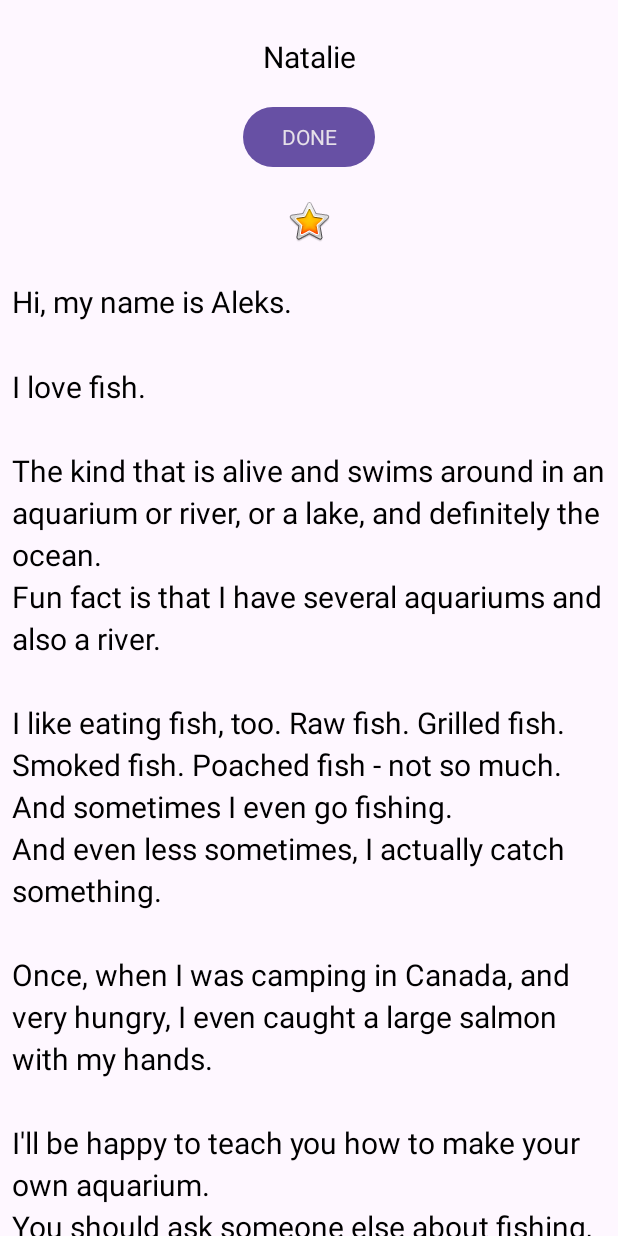
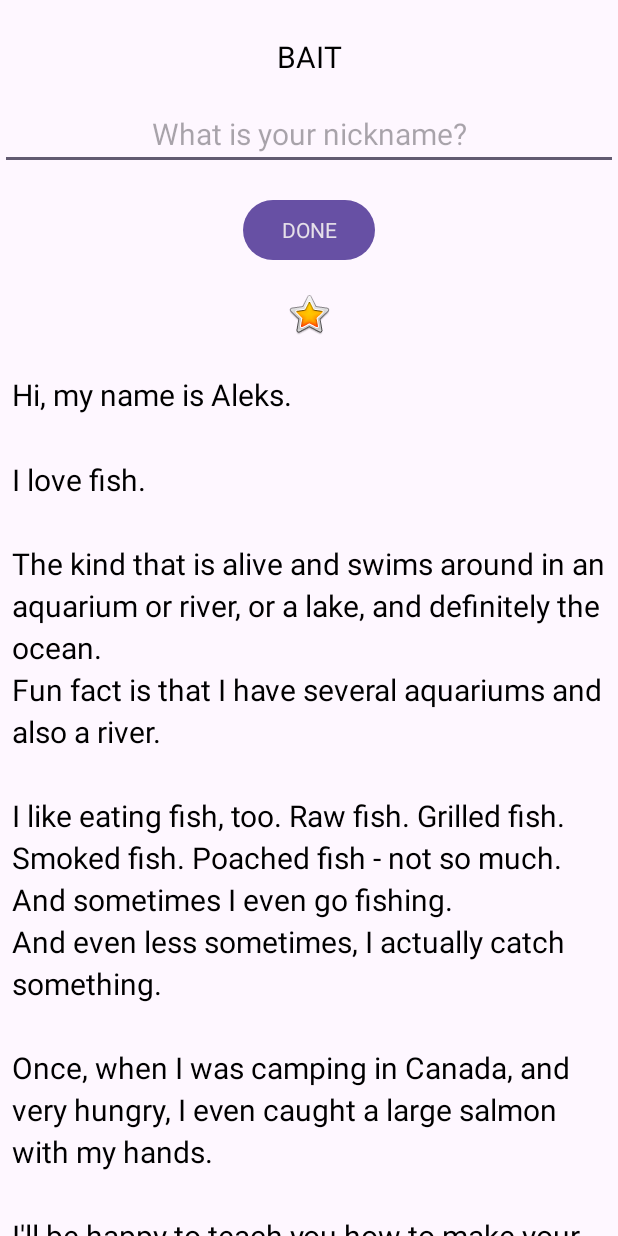
Before and after one commit to NatalieTanJieYin/Practical2, an Android app: the screen it shows after launch (MainActivity), after a tap on an icon or button, on a phone screen of 412 x 824 dp. Run offline under Robolectric (Android 15) with nearby library versions, the phone set to English and light mode, and no system bars; our stand-ins replace data binding; 1 other tap on this screen came first.

Commit message:
Initial commit

```diff
--- a/app/build.gradle
+++ b/app/build.gradle
@@ -30,6 +30,10 @@ android {
     kotlinOptions {
         jvmTarget = '1.8'
     }
+
+    buildFeatures{
+        dataBinding true
+    }
 }
 
 dependencies {
--- a/app/src/main/java/com/example/practical2/MainActivity.kt
+++ b/app/src/main/java/com/example/practical2/MainActivity.kt
@@ -3,44 +3,62 @@ package com.example.practical2
 import android.content.Context
 import androidx.appcompat.app.AppCompatActivity
 import android.os.Bundle
+import android.util.Log
 import android.view.View
 import android.view.inputmethod.InputMethodManager
 import android.widget.Button
 import android.widget.EditText
 import android.widget.TextView
+import androidx.databinding.DataBindingUtil
+import com.example.practical2.databinding.ActivityMainBinding
 
 class MainActivity : AppCompatActivity() {
+    lateinit var binding: ActivityMainBinding
+    private val myName2: MyName = MyName("BAIT")
     override fun onCreate(savedInstanceState: Bundle?) {
         super.onCreate(savedInstanceState)
-        setContentView(R.layout.activity_main)
-        findViewById<Button>(R.id.done_button).setOnClickListener {
-            addNickname(it)
-        }
-        findViewById<TextView>(R.id.nickname_text).setOnClickListener {
-            updateNickname(it)
-        }
+        binding = DataBindingUtil.setContentView(this,R.layout.activity_main)
+        binding.myName1 = myName2
+        binding.doneButton.setOnClickListener{addNickname(it)}
+        binding.nicknameText.setOnClickListener { updateNickname(it) }
+
     }
 
     private fun addNickname(view: View){
-        val editText = findViewById<EditText>(R.id.nickname_edit)
-        val nicknameText = findViewById<TextView>(R.id.nickname_text)
 
-        nicknameText.text = editText.text
-        editText.visibility= View.GONE
-        view.visibility =  View.GONE
-        nicknameText.visibility = View.VISIBLE
+//        val editText = findViewById<EditText>(R.id.nickname_edit)
+//        val nicknameText = findViewById<TextView>(R.id.nickname_text)
+
+//        binding.nicknameText.text = binding.nicknameEdit.text.toString()
+//        binding.nicknameEdit.visibility = View.GONE
+//        binding.doneButton.visibility = View.GONE
+//        binding.nicknameText.visibility = View.VISIBLE
+
+        binding.apply{
+            myName1?.nickname = nicknameEdit.text.toString()
+            invalidateAll()
+//            nicknameText.text = binding.nicknameEdit.text.toString()
+            nicknameEdit.visibility = View.GONE
+            doneButton.visibility = View.GONE
+            nicknameText.visibility = View.VISIBLE
+        }
 
         // Hide the keyboard.
-        val inputMethodManager = getSystemService(Context.INPUT_METHOD_SERVICE) as InputMethodManager
+        val inputMethodManager = getSystemService(Context.INPUT_METHOD_SERVICE)
+                as InputMethodManager
         inputMethodManager.hideSoftInputFromWindow(view.windowToken, 0)
     }
 
     private fun updateNickname(view: View){
-        val editText = findViewById<EditText>(R.id.nickname_edit)
-        val doneButton = findViewById<Button>(R.id.done_button)
 
-        editText.visibility= View.GONE
-        doneButton.visibility = View.VISIBLE
-        view.visibility =  View.GONE
+//        val editText = findViewById<EditText>(R.id.nickname_edit)
+//        val doneButton = findViewById<Button>(R.id.done_button)
+
+        binding.apply{
+            nicknameEdit.visibility= View.VISIBLE
+            doneButton.visibility = View.VISIBLE
+            nicknameText.visibility =  View.GONE
+        }
+
     }
 }
--- /dev/null
+++ b/app/src/main/java/com/example/practical2/MyName.kt
@@ -0,0 +1,3 @@
+package com.example.practical2
+
+data class MyName (var name: String = "", var nickname: String = "")
--- a/app/src/main/res/layout/activity_main.xml
+++ b/app/src/main/res/layout/activity_main.xml
@@ -1,7 +1,14 @@
 <?xml version="1.0" encoding="utf-8"?>
-<LinearLayout xmlns:android="http://schemas.android.com/apk/res/android"
+<layout xmlns:android="http://schemas.android.com/apk/res/android"
     xmlns:app="http://schemas.android.com/apk/res-auto"
-    xmlns:tools="http://schemas.android.com/tools"
+    xmlns:tools="http://schemas.android.com/tools">
+    <data>
+        <variable
+            name="myName1"
+            type="com.example.practical2.MyName"/>
+    </data>
+
+   <LinearLayout
     android:id="@+id/LinearLayout"
     android:layout_width="match_parent"
     android:layout_height="match_parent"
@@ -13,8 +20,9 @@
         style="@style/NameStyle"
         android:layout_width="match_parent"
         android:layout_height="wrap_content"
-        android:text="Natalie"
-        android:textAlignment="center" />
+        android:text="@={myName1.name}"
+        android:textAlignment="center"
+        />
 
     <EditText
         android:id="@+id/nickname_edit"
@@ -42,6 +50,7 @@
         android:layout_width="match_parent"
         android:layout_height="wrap_content"
         android:textAlignment="center"
+        android:text="@{myName1.nickname}"
         android:visibility="gone" />
 
     <ImageView
@@ -69,3 +78,4 @@
     </ScrollView>
 
 </LinearLayout>
+</layout>
```
